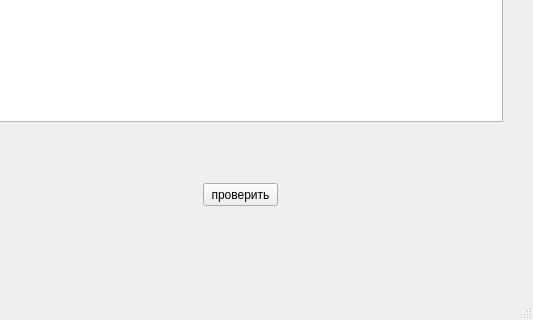
Above: mainwindow.ui from IvanTheCruel/Z5_circuits before the change; both pictures show x 267 to 800 and y 196 to 516 of the 800 by 516 pixel window. Below: the same form after it.
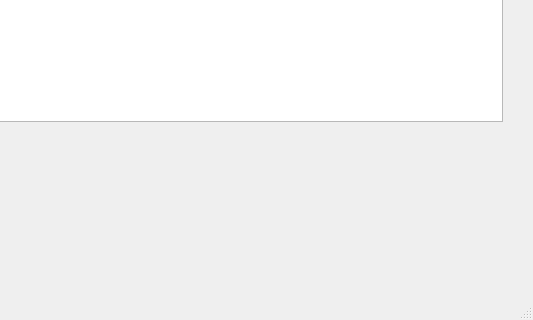
That is the form after the change.

Commit message: отключение кнопок, проверка данных, xn

Diff of the .ui file:
```diff
--- a/mainwindow.ui
+++ b/mainwindow.ui
@@ -142,19 +142,6 @@
      </item>
     </layout>
    </widget>
-   <widget class="QPushButton" name="pushButton_3">
-    <property name="geometry">
-     <rect>
-      <x>470</x>
-      <y>360</y>
-      <width>75</width>
-      <height>23</height>
-     </rect>
-    </property>
-    <property name="text">
-     <string>проверить</string>
-    </property>
-   </widget>
   </widget>
   <widget class="QMenuBar" name="menuBar">
    <property name="geometry">
```
The commit also changes 2 other files.
